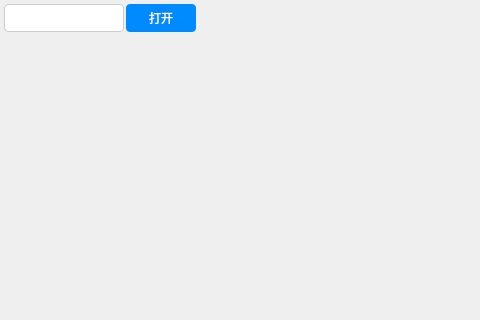
The window that Widget.ui (Leroy888/PressViewer) describes before a commit, drawn with Qt 5; both pictures show x 0 to 480 and y 0 to 320 of the 795 by 779 pixel window.
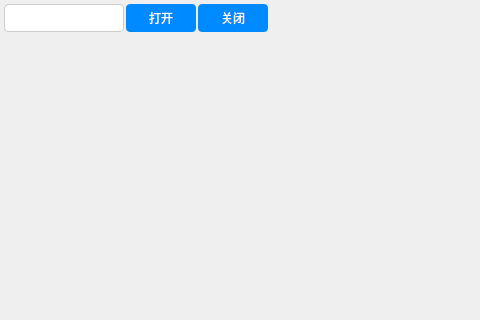
The same window after the commit. Icons and pictures are not drawn.

What changed in the file:
```diff
--- a/Widget.ui
+++ b/Widget.ui
@@ -164,6 +164,56 @@
           </property>
          </widget>
         </item>
+        <item>
+         <widget class="QPushButton" name="btnClosePort">
+          <property name="minimumSize">
+           <size>
+            <width>70</width>
+            <height>28</height>
+           </size>
+          </property>
+          <property name="cursor">
+           <cursorShape>PointingHandCursor</cursorShape>
+          </property>
+          <property name="styleSheet">
+           <string notr="true">QPushButton
+{
+	background: #008AFF;
+	border-radius: 4px;
+	border: 0px solid #000000;
+	font-family: Microsoft YaHei;
+	font-weight: 400;
+	font-size: 12px;
+	color: #FFFFFF;
+}
+
+QPushButton:hover
+{
+	background: #27A1FF;
+	border-radius: 4px;
+	border: 0px solid #000000;
+	font-family: Microsoft YaHei;
+	font-weight: 400;
+	font-size: 12px;
+	color: #FFFFFF;
+}
+
+QPushButton:disabled
+{
+	background: #62b3ff;
+	border-radius: 4px;
+	border: 0px solid #000000;
+	font-family: Microsoft YaHei;
+	font-weight: 400;
+	font-size: 12px;
+	color: #FFFFFF;
+}</string>
+          </property>
+          <property name="text">
+           <string>关闭</string>
+          </property>
+         </widget>
+        </item>
         <item>
          <spacer name="horizontalSpacer">
           <property name="orientation">
```
Left out of the diff: 6 changed lines with no effect on the pictures.
